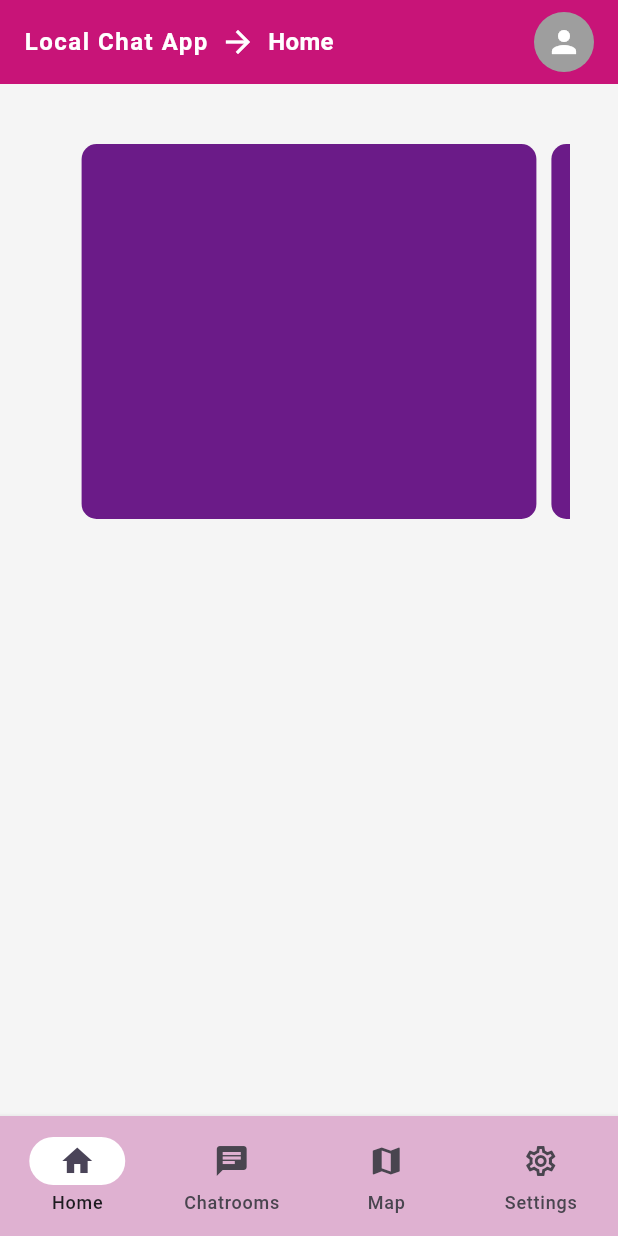
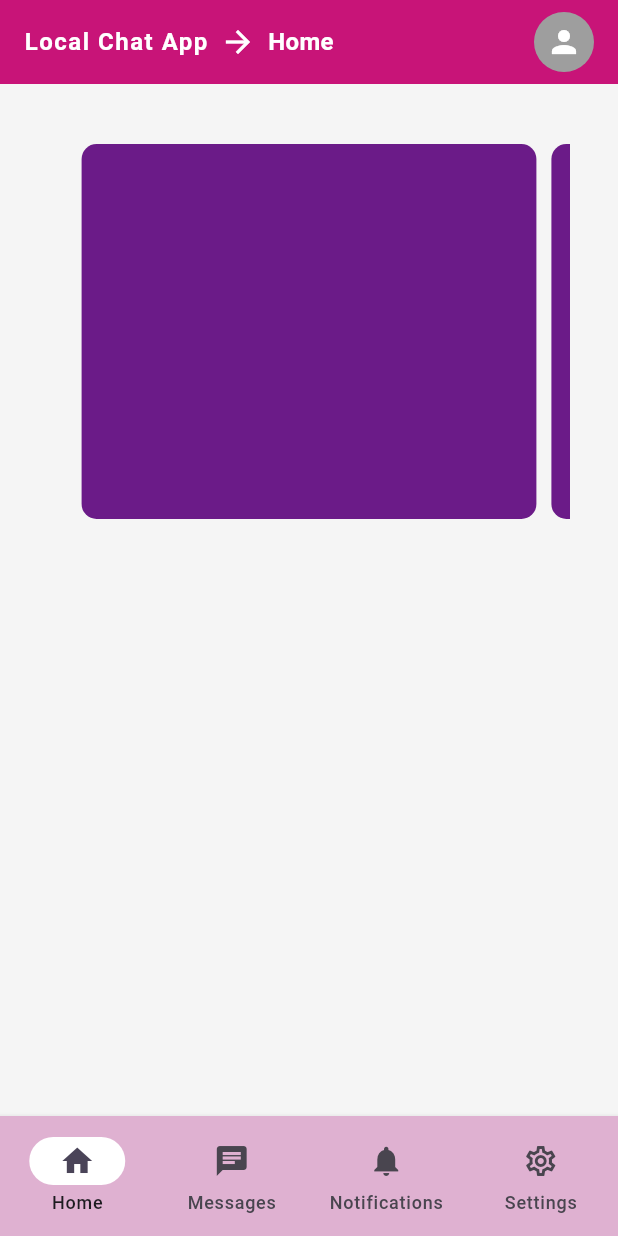
Before and after one commit to Voyage-local-chat-group/voyage-local-chat-group, a Flutter app: the HomeScreen screen opened directly, on a phone screen of 412 x 824 dp. Run offline on Flutter 3.47's test engine with Material 3 defaults, Android fonts, the phone set to English and light mode, and no system bars.

Commit message:
create resusable widgets for navigation bars

```diff
--- a/frontend/lib/views/home_screen.dart
+++ b/frontend/lib/views/home_screen.dart
@@ -1,5 +1,6 @@
 import 'package:flutter/material.dart';
 import '../palette.dart';
+import '../widgets/navigation_bars.dart';
 
 class HomeScreen extends StatefulWidget {
   const HomeScreen({super.key});
@@ -12,6 +13,7 @@ class _HomeScreenState extends State<HomeScreen> {
   final PageController _carouselController = PageController(
     viewportFraction: 0.9,
   );
+  int _selectedNavIndex = 0;
 
   @override
   void dispose() {
@@ -23,76 +25,24 @@ class _HomeScreenState extends State<HomeScreen> {
   Widget build(BuildContext context) {
     return Scaffold(
       backgroundColor: offWhite,
-
-      bottomNavigationBar: NavigationBar(
-        backgroundColor: primaryColourPastel,
-        indicatorColor: Colors.white,
-        surfaceTintColor: Colors.white,
-        shadowColor: primaryColourShadow,
-        labelBehavior: NavigationDestinationLabelBehavior.alwaysShow,
-        destinations: const <Widget>[
-          NavigationDestination(icon: Icon(Icons.home), label: 'Home'),
-          NavigationDestination(icon: Icon(Icons.chat), label: 'Chatrooms'),
-          NavigationDestination(icon: Icon(Icons.map), label: 'Map'),
-          NavigationDestination(
-            selectedIcon: Icon(Icons.settings),
-            icon: Icon(Icons.settings_outlined),
-            label: 'Settings',
-          ),
-        ],
+      bottomNavigationBar: BottomNavigationBarWidget(
+        selectedIndex: _selectedNavIndex,
+        onDestinationSelected: (index) {
+          setState(() {
+            _selectedNavIndex = index;
+          });
+        },
       ),
-
       body: SafeArea(
         child: SingleChildScrollView(
           child: Column(
             mainAxisAlignment: MainAxisAlignment.start,
             crossAxisAlignment: CrossAxisAlignment.center,
             children: [
-              Container(
-                color: primaryColour,
-                padding: const EdgeInsets.symmetric(
-                  horizontal: 16.0,
-                  vertical: 8.0,
-                ),
-                child: Row(
-                  mainAxisAlignment: MainAxisAlignment.spaceBetween,
-                  crossAxisAlignment: CrossAxisAlignment.center,
-                  children: [
-                    Row(
-                      children: [
-                        const Text(
-                          'Local Chat App',
-                          textAlign: TextAlign.center,
-                          style: TextStyle(
-                            color: Colors.white,
-                            fontSize: 16,
-                            fontWeight: FontWeight.w700,
-                            letterSpacing: 1,
-                          ),
-                        ),
-                        const SizedBox(width: 8),
-                        const Icon(Icons.arrow_forward, color: Colors.white),
-                        const SizedBox(width: 8),
-                        const Text(
-                          'Home',
-                          style: TextStyle(
-                            color: Colors.white,
-                            fontSize: 16,
-                            fontWeight: FontWeight.w700,
-                          ),
-                        ),
-                      ],
-                    ),
-                    GestureDetector(
-                      onTap: () {},
-                      child: const CircleAvatar(
-                        radius: 20,
-                        backgroundColor: Colors.grey,
-                        child: Icon(Icons.person, color: Colors.white),
-                      ),
-                    ),
-                  ],
-                ),
+              TopNavigationBar(
+                onProfileTap: () {
+                  // Navigate to profile
+                },
               ),
               const SizedBox(height: 40.0),
               Padding(
@@ -116,7 +66,6 @@ class _HomeScreenState extends State<HomeScreen> {
                   ),
                 ),
               ),
-              const SizedBox(height: 40.0),
             ],
           ),
         ),
--- /dev/null
+++ b/frontend/lib/widgets/navigation_bars.dart
@@ -0,0 +1,92 @@
+import 'package:flutter/material.dart';
+import '../palette.dart';
+
+class TopNavigationBar extends StatelessWidget {
+  final VoidCallback? onProfileTap;
+
+  const TopNavigationBar({
+    super.key,
+    this.onProfileTap,
+  });
+
+  @override
+  Widget build(BuildContext context) {
+    return Container(
+      color: primaryColour,
+      padding: const EdgeInsets.symmetric(horizontal: 16.0, vertical: 8.0),
+      child: Row(
+        mainAxisAlignment: MainAxisAlignment.spaceBetween,
+        crossAxisAlignment: CrossAxisAlignment.center,
+        children: [
+          Row(
+            children: [
+              const Text(
+                'Local Chat App',
+                textAlign: TextAlign.center,
+                style: TextStyle(
+                  color: Colors.white,
+                  fontSize: 16,
+                  fontWeight: FontWeight.w700,
+                  letterSpacing: 1,
+                ),
+              ),
+              const SizedBox(width: 8),
+              const Icon(Icons.arrow_forward, color: Colors.white),
+              const SizedBox(width: 8),
+              const Text(
+                'Home',
+                style: TextStyle(
+                  color: Colors.white,
+                  fontSize: 16,
+                  fontWeight: FontWeight.w700,
+                ),
+              ),
+            ],
+          ),
+          GestureDetector(
+            onTap: onProfileTap,
+            child: const CircleAvatar(
+              radius: 20,
+              backgroundColor: Colors.grey,
+              child: Icon(Icons.person, color: Colors.white),
+            ),
+          ),
+        ],
+      ),
+    );
+  }
+}
+
+class BottomNavigationBarWidget extends StatelessWidget {
+  final int selectedIndex;
+  final Function(int) onDestinationSelected;
+
+  const BottomNavigationBarWidget({
+    super.key,
+    required this.selectedIndex,
+    required this.onDestinationSelected,
+  });
+
+  @override
+  Widget build(BuildContext context) {
+    return NavigationBar(
+      backgroundColor: primaryColourPastel,
+      indicatorColor: Colors.white,
+      surfaceTintColor: Colors.white,
+      shadowColor: primaryColourShadow,
+      labelBehavior: NavigationDestinationLabelBehavior.alwaysShow,
+      selectedIndex: selectedIndex,
+      onDestinationSelected: onDestinationSelected,
+      destinations: const <Widget>[
+        NavigationDestination(icon: Icon(Icons.home), label: 'Home'),
+        NavigationDestination(icon: Icon(Icons.chat), label: 'Messages'),
+        NavigationDestination(icon: Icon(Icons.notifications), label: 'Notifications'),
+        NavigationDestination(
+          selectedIcon: Icon(Icons.settings),
+          icon: Icon(Icons.settings_outlined),
+          label: 'Settings',
+        ),
+      ],
+    );
+  }
+}
```
